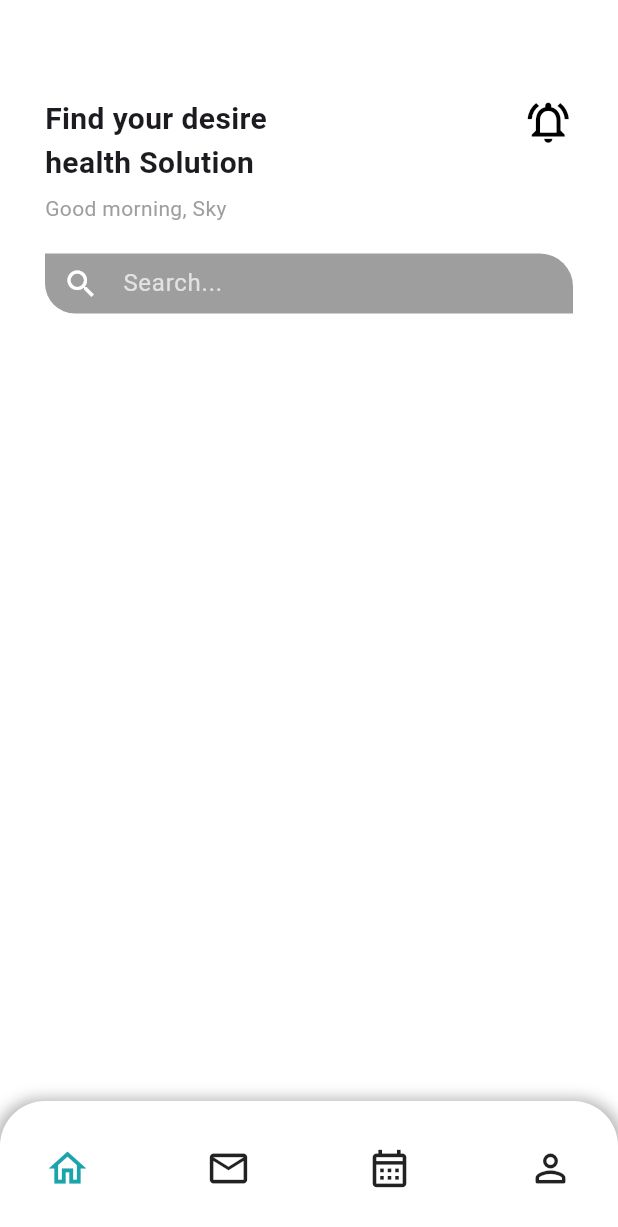
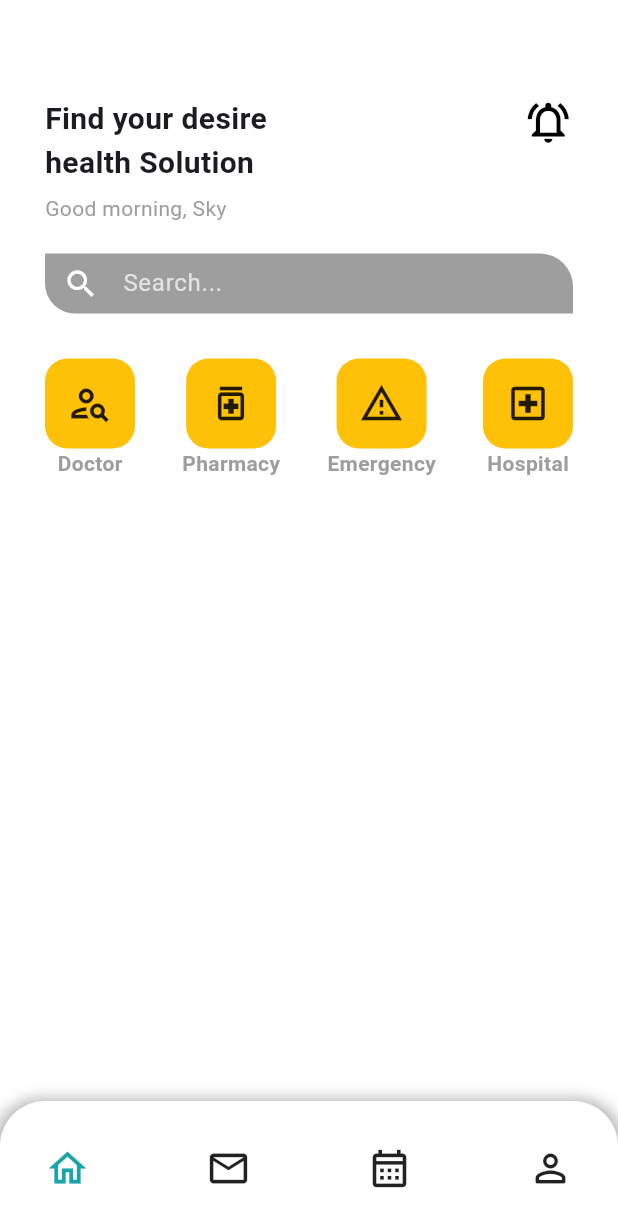
Before and after one commit to admin123KK/merodoctor555, a Flutter app: the Homepage screen opened directly, on a phone screen of 412 x 824 dp. Shown: the top 1227 px of the screen. Run offline on Flutter 3.47's test engine with Material 3 defaults, Android fonts, the light colour scheme and no system bars.

Commit message:
container of option

```diff
--- a/lib/homepage.dart
+++ b/lib/homepage.dart
@@ -70,6 +70,95 @@ class _HomepageState extends State<Homepage> {
                     ),
                   ),
                 ),
+                const SizedBox(
+                  height: 30,
+                ),
+                Row(
+                  mainAxisAlignment: MainAxisAlignment.spaceBetween,
+                  children: [
+                    Column(
+                      children: [
+                        Container(
+                          height: 60,
+                          width: 60,
+                          decoration: BoxDecoration(
+                            color: Colors.amber,
+                            borderRadius: BorderRadius.circular(15),
+                          ),
+                          child: const Icon(
+                            Icons.person_search_outlined,
+                            size: 30,
+                          ),
+                        ),
+                        const Text(
+                          'Doctor',
+                          style: TextStyle(
+                              fontWeight: FontWeight.bold, color: Colors.grey),
+                        )
+                      ],
+                    ),
+                    Column(
+                      children: [
+                        Container(
+                          height: 60,
+                          width: 60,
+                          decoration: BoxDecoration(
+                              color: Colors.amber,
+                              borderRadius: BorderRadius.circular(15)),
+                          child: const Icon(
+                            Icons.medication_outlined,
+                            size: 30,
+                          ),
+                        ),
+                        const Text(
+                          'Pharmacy',
+                          style: TextStyle(
+                              fontWeight: FontWeight.bold, color: Colors.grey),
+                        )
+                      ],
+                    ),
+                    Column(
+                      children: [
+                        Container(
+                          height: 60,
+                          width: 60,
+                          decoration: BoxDecoration(
+                              color: Colors.amber,
+                              borderRadius: BorderRadius.circular(15)),
+                          child: const Icon(
+                            Icons.warning_amber_outlined,
+                            size: 30,
+                          ),
+                        ),
+                        const Text(
+                          'Emergency',
+                          style: TextStyle(
+                              fontWeight: FontWeight.bold, color: Colors.grey),
+                        )
+                      ],
+                    ),
+                    Column(
+                      children: [
+                        Container(
+                          height: 60,
+                          width: 60,
+                          decoration: BoxDecoration(
+                              color: Colors.amber,
+                              borderRadius: BorderRadius.circular(15)),
+                          child: const Icon(
+                            Icons.local_hospital_outlined,
+                            size: 30,
+                          ),
+                        ),
+                        const Text(
+                          'Hospital',
+                          style: TextStyle(
+                              fontWeight: FontWeight.bold, color: Colors.grey),
+                        )
+                      ],
+                    )
+                  ],
+                ),
               ],
             ),
             const Positioned(
--- a/pubspec.yaml
+++ b/pubspec.yaml
@@ -35,6 +35,7 @@ dependencies:
   # The following adds the Cupertino Icons font to your application.
   # Use with the CupertinoIcons class for iOS style icons.
   cupertino_icons: ^1.0.8
+  font_awesome_flutter: ^10.8.0
 
 dev_dependencies:
   flutter_test:
```
Also changed, not shown: pubspec.lock.
